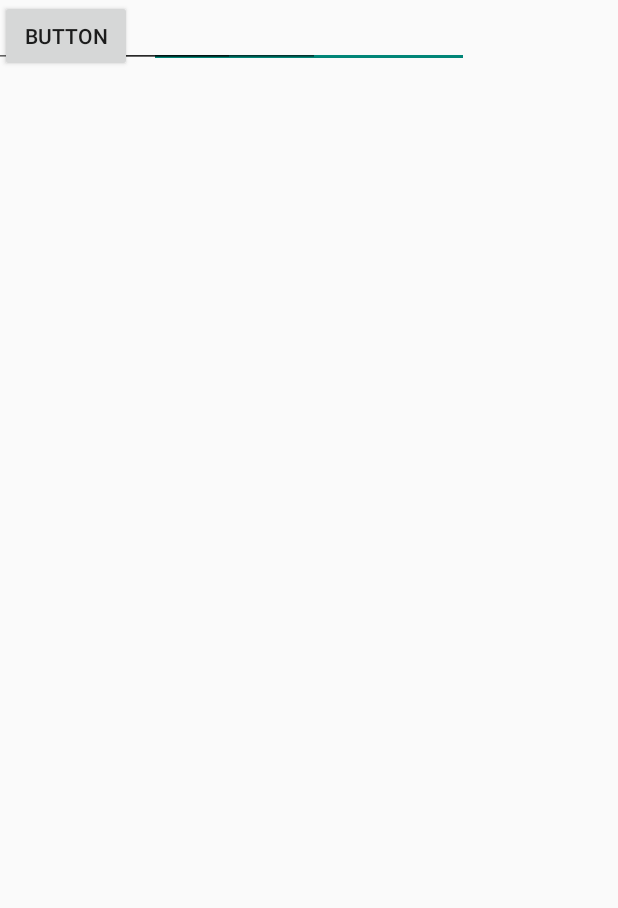
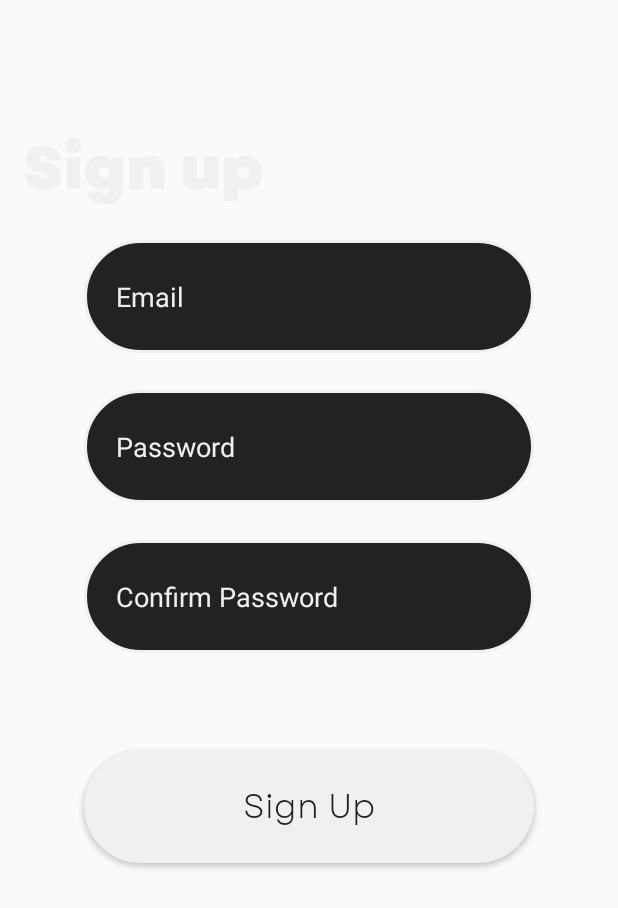
Before and after one commit to berkecankocyigit/CS394-Project, an Android app: the fragment signUp shown on its own in the app's theme, on a phone screen of 412 x 824 dp. Shown: the top 908 px of the screen. Run offline under Robolectric (Android 15) with nearby library versions, the phone set to English and light mode, and no system bars.

Commit message:
Sign Up xml is updated

```diff
--- a/app/src/main/res/layout/fragment_sign_up.xml
+++ b/app/src/main/res/layout/fragment_sign_up.xml
@@ -6,15 +6,34 @@
     android:layout_height="match_parent"
     tools:context=".fragments.signUp">
 
+    <TextView
+        android:id="@+id/myTextView"
+        android:layout_width="wrap_content"
+        android:layout_height="wrap_content"
+        android:layout_gravity="center"
+        android:layout_marginTop="-300dp"
+        android:layout_marginLeft="-110dp"
+        android:text="Sign up"
+        android:fontFamily="@font/garet_heavy"
+        android:textSize="40sp"
+        android:textColor="@color/light_gray"/>
+
     <androidx.constraintlayout.widget.ConstraintLayout
         android:layout_width="match_parent"
         android:layout_height="match_parent">
 
         <EditText
             android:id="@+id/editTextTextEmailAddress"
-            android:layout_width="wrap_content"
-            android:layout_height="wrap_content"
-            android:ems="10"
+            android:layout_width="300dp"
+            android:layout_height="75dp"
+            android:layout_gravity="center"
+            android:layout_marginTop="160dp"
+            android:background="@drawable/rounded_rectangle_edittext"
+            android:hint="  Email"
+            android:textColorHint="@color/light_gray"
+            android:padding="12dp"
+            android:textColor="@color/light_gray"
+            android:textSize="18sp"
             android:inputType="textEmailAddress"
             app:layout_constraintEnd_toEndOf="parent"
             app:layout_constraintHorizontal_bias="0.5"
@@ -23,27 +42,53 @@
 
         <EditText
             android:id="@+id/editTextTextPassword"
-            android:layout_width="wrap_content"
-            android:layout_height="wrap_content"
-            android:ems="10"
+            android:layout_width="300dp"
+            android:layout_height="75dp"
+            android:layout_gravity="center"
+            android:layout_marginTop="260dp"
+            android:background="@drawable/rounded_rectangle_edittext"
+            android:hint="  Password"
+            android:textColorHint="@color/light_gray"
+            android:padding="12dp"
+            android:textColor="@color/light_gray"
+            android:textSize="18sp"
             android:inputType="textPassword"
-            app:layout_constraintEnd_toStartOf="@+id/editTextTextEmailAddress"
-            app:layout_constraintHorizontal_bias="0.5"
+            app:layout_constraintEnd_toEndOf="parent"
             app:layout_constraintStart_toStartOf="parent"
             app:layout_constraintTop_toTopOf="parent" />
 
         <EditText
             android:id="@+id/editTextTextPassword2"
-            android:layout_width="wrap_content"
-            android:layout_height="wrap_content"
-            android:ems="10"
-            android:inputType="textPassword" />
+            android:layout_width="300dp"
+            android:layout_height="75dp"
+            android:layout_gravity="center"
+            android:layout_marginTop="360dp"
+            android:background="@drawable/rounded_rectangle_edittext"
+            android:hint="  Confirm Password"
+            android:textColorHint="@color/light_gray"
+            android:padding="12dp"
+            android:textColor="@color/light_gray"
+            android:textSize="18sp"
+            android:inputType="textPassword"
+            app:layout_constraintEnd_toEndOf="parent"
+            app:layout_constraintStart_toStartOf="parent"
+            app:layout_constraintTop_toTopOf="parent" />
 
         <Button
             android:id="@+id/signUp"
-            android:layout_width="wrap_content"
-            android:layout_height="wrap_content"
-            android:text="Button" />
+            android:layout_width="300dp"
+            android:layout_height="75dp"
+            android:layout_gravity="center"
+            android:layout_marginTop="500dp"
+            android:background="@drawable/rounded_rectangle_button"
+            android:fontFamily="@font/garet_book"
+            android:text="Sign Up"
+            android:textAllCaps="false"
+            android:textSize="22sp"
+            app:layout_constraintEnd_toEndOf="parent"
+            app:layout_constraintStart_toStartOf="parent"
+            app:layout_constraintTop_toTopOf="parent" />
+
     </androidx.constraintlayout.widget.ConstraintLayout>
 
 </FrameLayout>
```
